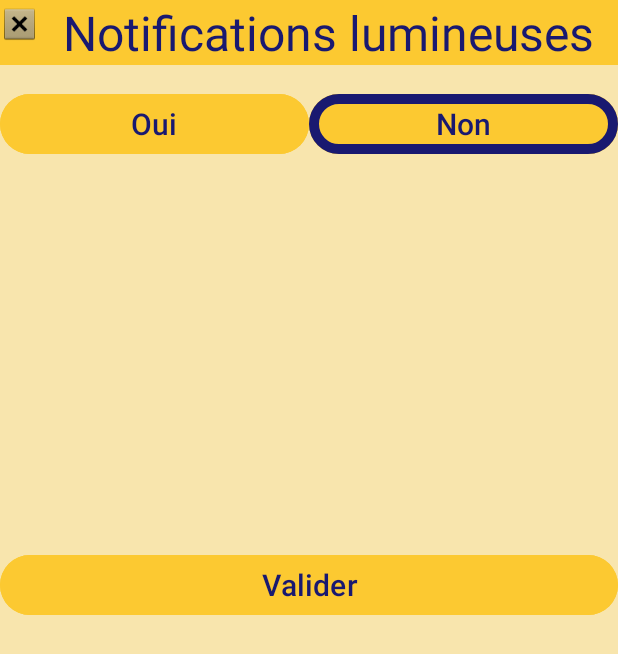
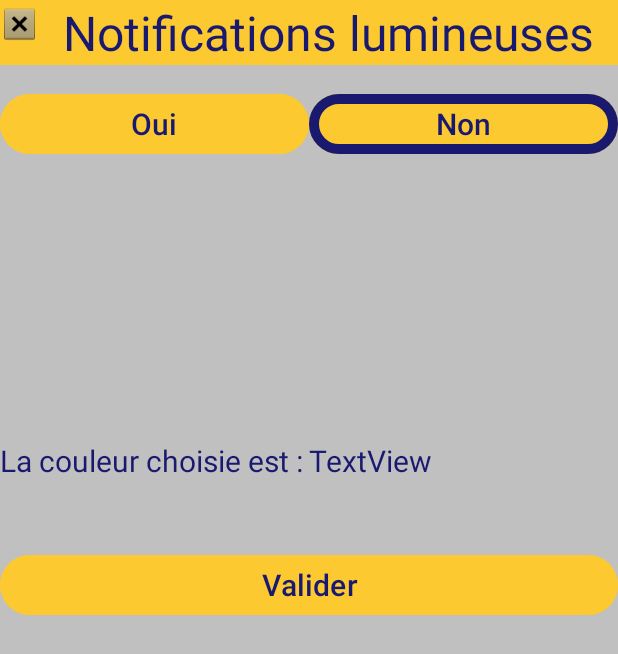
Before and after one commit to Mtouat/Hydrate-Reminder, an Android app: the fragment Notifs_lumineuses shown on its own in the app's theme, on a phone screen of 412 x 824 dp. Shown: the top 654 px of the screen. Run offline under Robolectric (Android 15) with nearby library versions, the phone set to English and light mode, and no system bars; Roboto replaces fonts that are not available here; 1 statement that could not run was skipped.

Commit message:
refractor couleurs

```diff
--- a/app/src/main/res/layout/fragment_notifs_lumineuses.xml
+++ b/app/src/main/res/layout/fragment_notifs_lumineuses.xml
@@ -139,7 +139,7 @@
     </RadioGroup>
 
     <LinearLayout
-        android:id="@+id/couleur_choisie"
+        android:id="@+id/choix_couleur"
         android:layout_width="match_parent"
         android:layout_height="wrap_content"
         android:orientation="horizontal">
@@ -157,7 +157,7 @@
             android:textSize="20sp"/>
 
         <TextView
-            android:id="@+id/tV_en_attendant"
+            android:id="@+id/tV_couleur_choisie"
             android:layout_width="0dp"
             android:layout_height="wrap_content"
             android:layout_weight="1"
--- a/app/src/main/res/values/colors.xml
+++ b/app/src/main/res/values/colors.xml
@@ -8,7 +8,7 @@
     <color name="violet">#FF673AB7</color>
     <color name="rouge">#FFF44336</color>
     <color name="jaune">#FFFFEB3B</color>
-    <color name="fond_appli">#F8E5AD</color>
+    <color name="fond_appli">#C0C0C0</color>
     <color name="texte_appli">#191970</color>
     <color name="fond_boutons">#FCC931</color>
 
```
